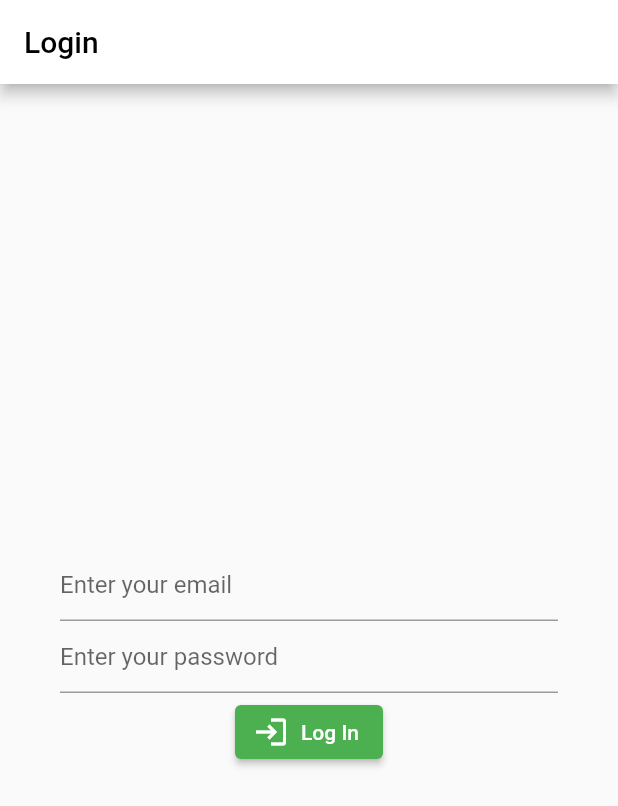
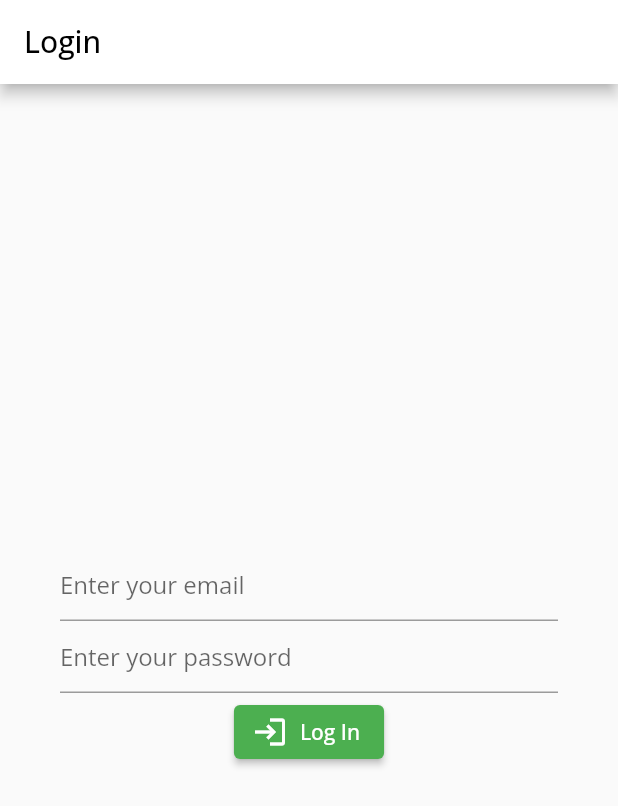
Before and after one commit to hydev777/Blogging, a Flutter app: the screen it shows after launch, on a phone screen of 412 x 824 dp. Shown: the top 806 px of the screen. Run offline on Flutter 3.47's test engine with Material 2 defaults, Android fonts, the light colour scheme and no system bars; our stand-ins replace cloud_firestore, firebase_auth, firebase_core, go_router, google_fonts, google_sign_in and 2 more; accounts and stored records are empty.

Commit message:
style(app): changed global font style

```diff
--- a/lib/main.dart
+++ b/lib/main.dart
@@ -6,12 +6,13 @@ import 'package:firebase_auth/firebase_auth.dart';
 import 'package:flutter/material.dart';
 import 'package:go_router/go_router.dart';
 import 'package:blog_solid/view/screens/blog_login/blog_login.dart';
-
 import 'package:firebase_core/firebase_core.dart';
 import 'package:provider/provider.dart';
+import 'package:google_fonts/google_fonts.dart';
+
+import 'firebase_options.dart';
 import 'controller/blog_provider/blog_provider.dart';
 import 'controller/user_provider/user_provider.dart';
-import 'firebase_options.dart';
 
 void main() async {
   WidgetsFlutterBinding.ensureInitialized();
@@ -43,6 +44,8 @@ class MyApp extends StatelessWidget {
           colorScheme: ColorScheme.fromSwatch().copyWith(
             primary: Colors.white,
           ),
+          textTheme:
+              GoogleFonts.openSansTextTheme(Theme.of(context).textTheme),
         ),
         routerConfig: _router,
       ),
--- a/lib/view/screens/blog_login/blog_login.dart
+++ b/lib/view/screens/blog_login/blog_login.dart
@@ -65,6 +65,8 @@ class _LoginState extends State<Login> {
 
           userProfile.setUser = userCredential;
           storage.setString('userToken', userCredential.user!.uid);
+          storage.setString('email', userCredential.user!.email!);
+          storage.setString('password', password!);
 
           GoRouter.of(context).go('/feed');
         });
--- a/pubspec.yaml
+++ b/pubspec.yaml
@@ -44,6 +44,7 @@ dependencies:
   image_picker: ^0.8.5+3
   google_sign_in: ^5.4.2
   firebase_storage: ^10.3.9
+  google_fonts: ^3.0.1
 
 dev_dependencies:
   flutter_test:
```
Also changed, not shown: pubspec.lock.
